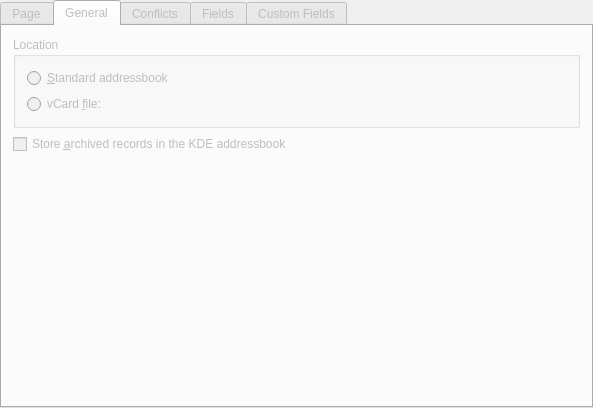
Before: the Qt Designer form kpilot/conduits/contacts/contacts-settings.ui in chusopr/kdepim-ktimetracker-akonadi, drawn with Qt 5.
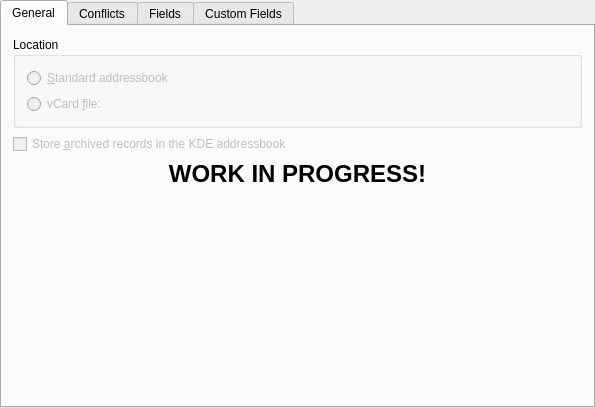
After: the same form once the commit is applied. The open tabs and pages were chosen to show the change. Custom widgets are drawn as their Qt base class.

Commit message: Implemented most of the contacts conduit now. Reused as much as possible old code from the old addressbook conduit.

```diff
--- a/kpilot/conduits/contacts/contacts-settings.ui
+++ b/kpilot/conduits/contacts/contacts-settings.ui
@@ -14,67 +14,47 @@
    <property name="margin" >
     <number>0</number>
    </property>
-   <property name="spacing" >
+   <property name="topMargin" >
+    <number>0</number>
+   </property>
+   <property name="rightMargin" >
+    <number>0</number>
+   </property>
+   <property name="bottomMargin" >
+    <number>0</number>
+   </property>
+   <property name="horizontalSpacing" >
+    <number>6</number>
+   </property>
+   <property name="verticalSpacing" >
     <number>6</number>
    </property>
    <item row="0" column="0" >
     <widget class="QTabWidget" name="tabWidget" >
      <property name="enabled" >
-      <bool>false</bool>
+      <bool>true</bool>
      </property>
      <property name="currentIndex" >
       <number>0</number>
      </property>
-     <widget class="QWidget" name="tab_2" >
-      <attribute name="title" >
-       <string>Page</string>
-      </attribute>
-      <layout class="QGridLayout" name="gridLayout_5" >
-       <item row="0" column="0" >
-        <widget class="QLabel" name="label" >
-         <property name="font" >
-          <font>
-           <pointsize>18</pointsize>
-           <weight>75</weight>
-           <bold>true</bold>
-          </font>
-         </property>
-         <property name="text" >
-          <string>WORK IN PROGRESS!</string>
-         </property>
-         <property name="textFormat" >
-          <enum>Qt::RichText</enum>
-         </property>
-         <property name="alignment" >
-          <set>Qt::AlignCenter</set>
-         </property>
-        </widget>
-       </item>
-      </layout>
-     </widget>
      <widget class="QWidget" name="tab" >
-      <property name="geometry" >
-       <rect>
-        <x>0</x>
-        <y>0</y>
-        <width>585</width>
-        <height>377</height>
-       </rect>
-      </property>
       <attribute name="title" >
        <string>General</string>
       </attribute>
-      <layout class="QGridLayout" name="gridLayout_2" >
+      <layout class="QGridLayout" >
        <item row="0" column="0" >
-        <layout class="QVBoxLayout" name="verticalLayout" >
+        <layout class="QVBoxLayout" >
          <item>
           <widget class="QGroupBox" name="groupBox" >
            <property name="title" >
             <string>Location</string>
            </property>
-           <layout class="QGridLayout" name="gridLayout" >
+           <layout class="QGridLayout" >
             <item row="0" column="0" colspan="2" >
              <widget class="QRadioButton" name="fSyncStdAbook" >
+              <property name="enabled" >
+               <bool>false</bool>
+              </property>
               <property name="whatsThis" >
                <string>&lt;qt>Select this option to synchronize with KDE's standard addressbook (i.e. the addressbook that you edit in KAddressBook, and which you use in KMail)&lt;/qt></string>
               </property>
@@ -117,6 +97,9 @@
          </item>
          <item>
           <widget class="QCheckBox" name="fArchive" >
+           <property name="enabled" >
+            <bool>false</bool>
+           </property>
            <property name="whatsThis" >
             <string>&lt;qt>If you delete an address on your handheld, you can determine if it should be archived on the PC. If you check that and this checkbox, the address will be added to your addressbook, but no longer synchronized with the handheld.&lt;/qt></string>
            </property>
@@ -126,14 +109,34 @@
           </widget>
          </item>
          <item>
-          <spacer name="verticalSpacer" >
+          <widget class="QLabel" name="label_2" >
+           <property name="font" >
+            <font>
+             <pointsize>18</pointsize>
+             <weight>75</weight>
+             <bold>true</bold>
+            </font>
+           </property>
+           <property name="text" >
+            <string>WORK IN PROGRESS!</string>
+           </property>
+           <property name="textFormat" >
+            <enum>Qt::RichText</enum>
+           </property>
+           <property name="alignment" >
+            <set>Qt::AlignCenter</set>
+           </property>
+          </widget>
+         </item>
+         <item>
+          <spacer>
            <property name="orientation" >
             <enum>Qt::Vertical</enum>
            </property>
-           <property name="sizeHint" stdset="0" >
+           <property name="sizeHint" >
             <size>
-             <width>20</width>
-             <height>40</height>
+             <width>569</width>
+             <height>151</height>
             </size>
            </property>
           </spacer>
@@ -143,18 +146,10 @@
       </layout>
      </widget>
      <widget class="QWidget" name="tab" >
-      <property name="geometry" >
-       <rect>
-        <x>0</x>
-        <y>0</y>
-        <width>585</width>
-        <height>377</height>
-       </rect>
-      </property>
       <attribute name="title" >
        <string>Conflicts</string>
       </attribute>
-      <layout class="QGridLayout" name="gridLayout_4" >
+      <layout class="QGridLayout" >
        <item row="0" column="0" >
         <widget class="QGroupBox" name="groupBox_2" >
          <property name="title" >
@@ -245,14 +240,14 @@
         </widget>
        </item>
        <item row="1" column="0" >
-        <spacer name="spacer6" >
+        <spacer>
          <property name="orientation" >
           <enum>Qt::Vertical</enum>
          </property>
          <property name="sizeType" >
           <enum>QSizePolicy::Expanding</enum>
          </property>
-         <property name="sizeHint" stdset="0" >
+         <property name="sizeHint" >
           <size>
            <width>20</width>
            <height>41</height>
@@ -263,22 +258,26 @@
       </layout>
      </widget>
      <widget class="QWidget" name="tab" >
-      <property name="geometry" >
-       <rect>
-        <x>0</x>
-        <y>0</y>
-        <width>585</width>
-        <height>377</height>
-       </rect>
-      </property>
       <attribute name="title" >
        <string>Fields</string>
       </attribute>
       <layout class="QGridLayout" >
-       <property name="margin" >
+       <property name="leftMargin" >
         <number>11</number>
        </property>
-       <property name="spacing" >
+       <property name="topMargin" >
+        <number>11</number>
+       </property>
+       <property name="rightMargin" >
+        <number>11</number>
+       </property>
+       <property name="bottomMargin" >
+        <number>11</number>
+       </property>
+       <property name="horizontalSpacing" >
+        <number>6</number>
+       </property>
+       <property name="verticalSpacing" >
         <number>6</number>
        </property>
        <item row="0" column="0" >
@@ -408,14 +407,14 @@
         </widget>
        </item>
        <item row="3" column="0" >
-        <spacer name="Spacer2" >
+        <spacer>
          <property name="orientation" >
           <enum>Qt::Vertical</enum>
          </property>
          <property name="sizeType" >
           <enum>QSizePolicy::Expanding</enum>
          </property>
-         <property name="sizeHint" stdset="0" >
+         <property name="sizeHint" >
           <size>
            <width>0</width>
            <height>20</height>
@@ -426,14 +425,6 @@
       </layout>
      </widget>
      <widget class="QWidget" name="tab" >
-      <property name="geometry" >
-       <rect>
-        <x>0</x>
-        <y>0</y>
-        <width>585</width>
-        <height>377</height>
-       </rect>
-      </property>
       <attribute name="title" >
        <string>Custom Fields</string>
       </attribute>
@@ -706,14 +697,14 @@
         </widget>
        </item>
        <item row="8" column="1" >
-        <spacer name="spacer5" >
+        <spacer>
          <property name="orientation" >
           <enum>Qt::Vertical</enum>
          </property>
          <property name="sizeType" >
           <enum>QSizePolicy::Expanding</enum>
          </property>
-         <property name="sizeHint" stdset="0" >
+         <property name="sizeHint" >
           <size>
            <width>31</width>
            <height>30</height>
```
Left out of the diff: 7 changed lines with no effect on the pictures. The commit also changes 6 other files.
